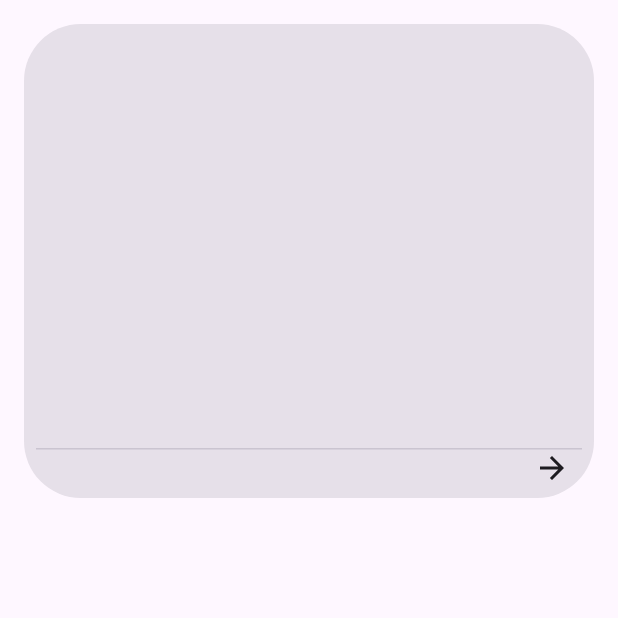
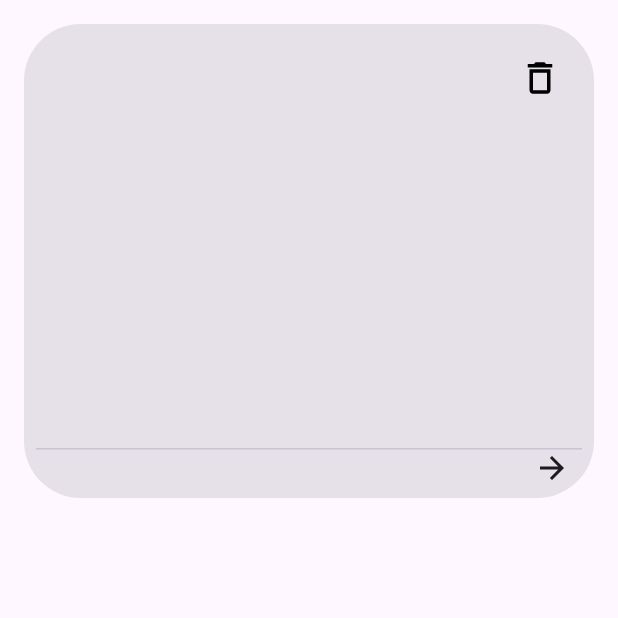
Before and after one commit to hhldiniz/comer_melhor, an Android app built with Jetpack Compose: the composable AppContent shown on its own in the app's theme, on a phone screen of 412 x 824 dp, the top half of it. Run offline under Robolectric (Android 15) with nearby library versions, the phone set to English and light mode, and no system bars; our stand-ins replace Room's generated code; pictures from the network do not load.

Commit message:
Deleção da receita

```diff
--- a/app/src/main/java/com/hugo/comermelhor/data/dao/RecipeDao.kt
+++ b/app/src/main/java/com/hugo/comermelhor/data/dao/RecipeDao.kt
@@ -1,6 +1,7 @@
 package com.hugo.comermelhor.data.dao
 
 import androidx.room.Dao
+import androidx.room.Delete
 import androidx.room.Insert
 import androidx.room.Query
 import androidx.room.Transaction
@@ -24,4 +25,7 @@ interface RecipeDao {
     @Update
     @Transaction
     suspend fun updateRecipe(recipe: Recipe): Int
+
+    @Delete
+    suspend fun deleteRecipe(recipe: Recipe): Int
 }
--- a/app/src/main/java/com/hugo/comermelhor/ui/screens/recipes/Recipes.kt
+++ b/app/src/main/java/com/hugo/comermelhor/ui/screens/recipes/Recipes.kt
@@ -22,7 +22,7 @@ import androidx.lifecycle.viewmodel.compose.viewModel
 import androidx.navigation.NavController
 import com.hugo.comermelhor.R
 import com.hugo.comermelhor.ui.widgets.RecipeList
-import com.hugo.comermelhor.android.widgets.RecipeListHandlers
+import com.hugo.comermelhor.ui.widgets.RecipeListHandlers
 import com.hugo.comermelhor.data.model.Recipe
 import com.hugo.comermelhor.ui.navigation.Screens
 import com.hugo.comermelhor.ui.widgets.Error
@@ -70,6 +70,10 @@ fun RecipeScreen(
                     override fun onRecipeImageClick(recipe: Recipe) {
 
                     }
+
+                    override fun onItemDelete(recipe: Recipe) {
+                        recipesViewModel.deleteRecipe(recipe)
+                    }
                 })
             }
         }
--- a/app/src/main/java/com/hugo/comermelhor/ui/widgets/RecipeCard.kt
+++ b/app/src/main/java/com/hugo/comermelhor/ui/widgets/RecipeCard.kt
@@ -2,6 +2,7 @@ package com.hugo.comermelhor.ui.widgets
 
 import androidx.compose.foundation.clickable
 import androidx.compose.foundation.layout.Arrangement
+import androidx.compose.foundation.layout.Box
 import androidx.compose.foundation.layout.Column
 import androidx.compose.foundation.layout.Row
 import androidx.compose.foundation.layout.fillMaxWidth
@@ -11,6 +12,7 @@ import androidx.compose.foundation.layout.size
 import androidx.compose.foundation.shape.RoundedCornerShape
 import androidx.compose.material.icons.Icons
 import androidx.compose.material.icons.automirrored.filled.ArrowForward
+import androidx.compose.material.icons.outlined.Delete
 import androidx.compose.material3.Card
 import androidx.compose.material3.HorizontalDivider
 import androidx.compose.material3.Icon
@@ -19,12 +21,12 @@ import androidx.compose.material3.Text
 import androidx.compose.runtime.Composable
 import androidx.compose.ui.Alignment
 import androidx.compose.ui.Modifier
+import androidx.compose.ui.graphics.Color
 import androidx.compose.ui.text.style.TextAlign
 import androidx.compose.ui.tooling.preview.Preview
 import androidx.compose.ui.unit.dp
 import androidx.compose.ui.unit.sp
 import coil3.compose.AsyncImage
-import com.hugo.comermelhor.android.widgets.RecipeListHandlers
 import com.hugo.comermelhor.data.model.Recipe
 
 @Composable
@@ -36,12 +38,24 @@ fun RecipeCard(modifier: Modifier = Modifier, recipe: Recipe, onClick: RecipeLis
                 .padding(8.dp)
                 .height(300.dp), verticalArrangement = Arrangement.SpaceBetween
         ) {
+            Box(modifier = Modifier.fillMaxWidth(), contentAlignment = Alignment.TopEnd) {
                 AsyncImage(
                     model = "https://placehold.co/900x700/png",
                     contentDescription = "",
                     modifier.clickable {
                         onClick.onRecipeImageClick(recipe)
                     })
+                IconButton(onClick = {onClick.onItemDelete(recipe)}) {
+                    Icon(
+                        modifier = Modifier
+                            .size(36.dp)
+                            .padding(end = 8.dp, top = 8.dp),
+                        tint = Color.Black,
+                        imageVector = Icons.Outlined.Delete,
+                        contentDescription = ""
+                    )
+                }
+            }
             Column(
                 modifier = Modifier
                     .fillMaxWidth(),
@@ -87,5 +101,9 @@ fun FoodCardPreview() {
         override fun onRecipeImageClick(recipe: Recipe) {
 
         }
+
+        override fun onItemDelete(recipe: Recipe) {
+
+        }
     })
 }
--- a/app/src/main/java/com/hugo/comermelhor/ui/widgets/RecipeList.kt
+++ b/app/src/main/java/com/hugo/comermelhor/ui/widgets/RecipeList.kt
@@ -6,7 +6,6 @@ import androidx.compose.foundation.lazy.items
 import androidx.compose.runtime.Composable
 import androidx.compose.ui.Modifier
 import androidx.compose.ui.unit.dp
-import com.hugo.comermelhor.android.widgets.RecipeListHandlers
 import com.hugo.comermelhor.data.model.Recipe
 
 @Composable
--- a/app/src/main/java/com/hugo/comermelhor/ui/widgets/RecipeListHandlers.kt
+++ b/app/src/main/java/com/hugo/comermelhor/ui/widgets/RecipeListHandlers.kt
@@ -1,8 +1,9 @@
-package com.hugo.comermelhor.android.widgets
+package com.hugo.comermelhor.ui.widgets
 
 import com.hugo.comermelhor.data.model.Recipe
 
 interface RecipeListHandlers {
     fun onRecipeDescriptionClick(recipe: Recipe)
     fun onRecipeImageClick(recipe: Recipe)
+    fun onItemDelete(recipe: Recipe)
 }
```
Also changed, not shown: app/src/main/java/com/hugo/comermelhor/ui/screens/recipes/RecipesViewModel.kt (+16 -0 lines). Lines whose indentation alone changed are shown as unchanged.
